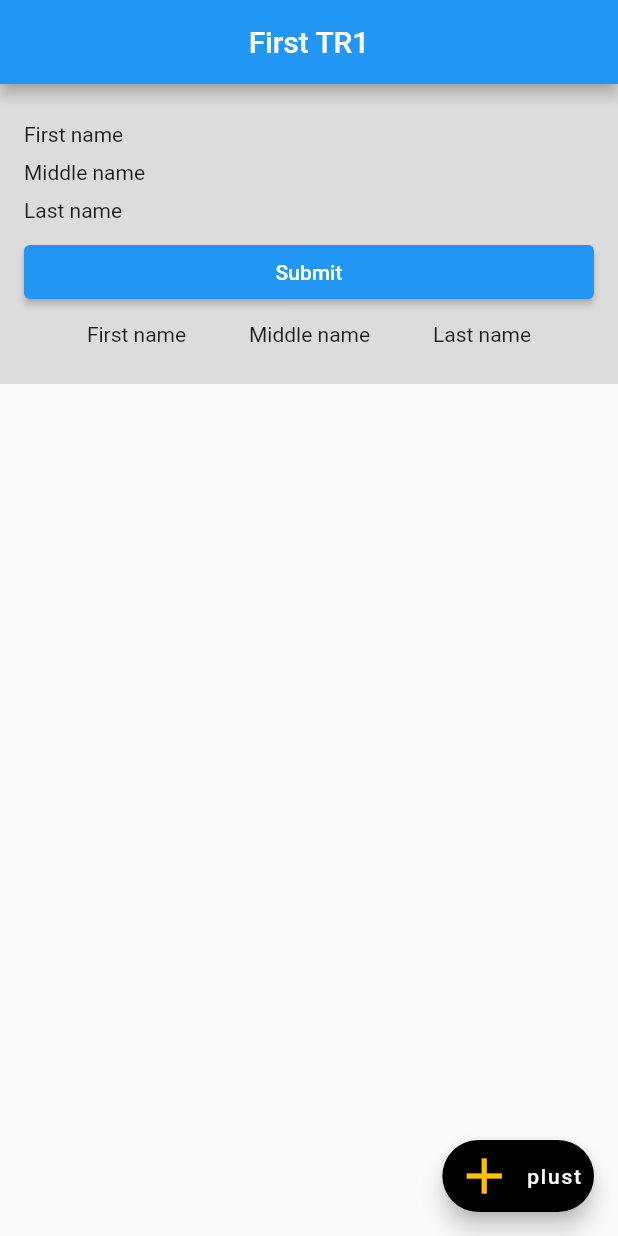
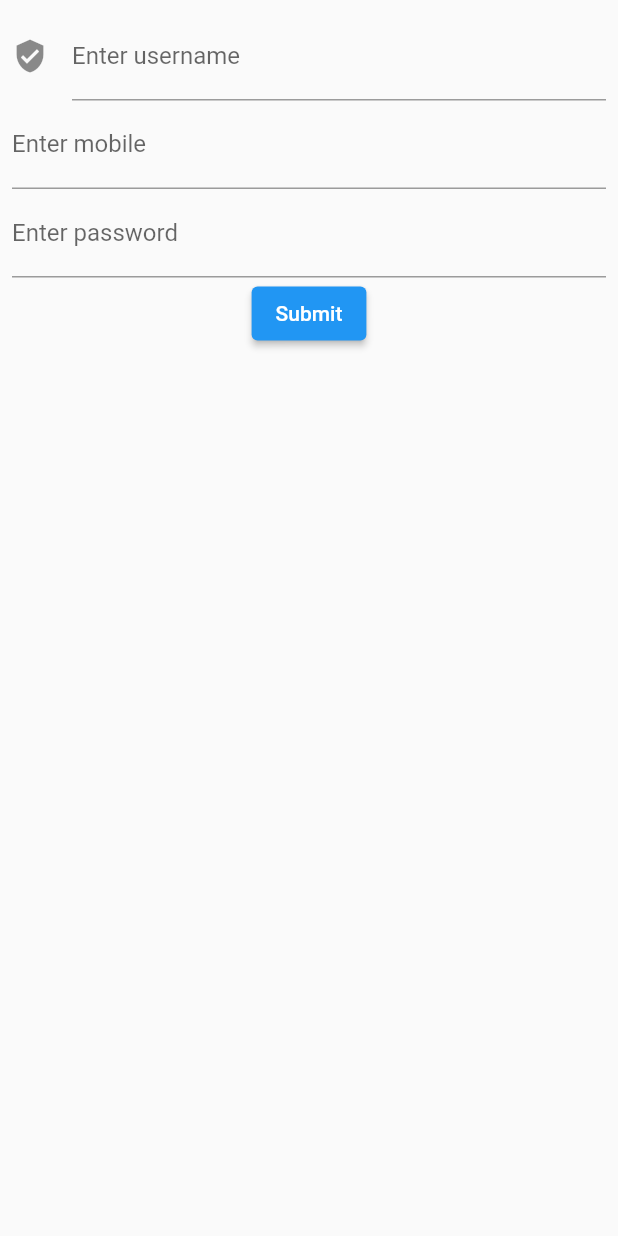
Before and after one commit to anilgsharma900/flutter_training, a Flutter app: the screen it shows after launch, after a tap on "Submit", on a phone screen of 412 x 824 dp. Run offline on Flutter 3.47's test engine with Material 2 defaults, Android fonts, the phone set to English and light mode, and no system bars.

```diff
--- a/lib/first_tr.dart
+++ b/lib/first_tr.dart
@@ -26,11 +26,11 @@ class FirstTR1 extends StatelessWidget {
                 Text("Last name"),
                 ElevatedButton(onPressed: () {}, child: Text("Submit")),
                 Row(
-                  mainAxisAlignment: MainAxisAlignment.spaceEvenly,
                   children: const [
                     Text("First name"),
                     Text("Middle name"),
-                    Text("Last name"),
+                    Expanded(
+                        child: Align(alignment: Alignment.centerRight, child: Text("Last name"))),
                   ],
                 ),
               ],
--- a/lib/main.dart
+++ b/lib/main.dart
@@ -1,5 +1,5 @@
 import 'package:flutter/material.dart';
-import 'package:flutter_training/first_tr.dart';
+import 'package:flutter_training/second_tr_inputwidgets.dart';
 
 void main() {
   runApp(const MyApp());
@@ -16,7 +16,8 @@ class MyApp extends StatelessWidget {
       theme: ThemeData(
         primarySwatch: Colors.blue,
       ),
-      home: const FirstTR1(),
+      home: const SecondTrInputWidget(),
+      // home: const FirstTR1(),
     );
   }
 }
--- /dev/null
+++ b/lib/second_tr_inputwidgets.dart
@@ -0,0 +1,82 @@
+import 'package:flutter/material.dart';
+
+/// Created by Anil Sharma on 21/01/23.
+class SecondTrInputWidget extends StatefulWidget {
+  const SecondTrInputWidget({Key? key}) : super(key: key);
+
+  @override
+  State<SecondTrInputWidget> createState() => _SecondTrInputWidgetState();
+}
+
+class _SecondTrInputWidgetState extends State<SecondTrInputWidget> {
+  TextEditingController _textControllerUserName = TextEditingController();
+  TextEditingController _textControllerMobile = TextEditingController();
+  GlobalKey<FormState> _key = GlobalKey<FormState>();
+
+  @override
+  Widget build(BuildContext context) {
+    return Scaffold(
+      body: SafeArea(
+        child: Padding(
+          padding: const EdgeInsets.all(8.0),
+          child: Column(
+            children: [
+              TextField(
+                controller: _textControllerUserName,
+                decoration: const InputDecoration(
+                    labelText: "Enter username",
+                    hintText: "Enter username",
+                    icon: Icon(Icons.verified_user)),
+              ),
+              TextField(
+                controller: _textControllerMobile,
+                decoration: const InputDecoration(
+                  labelText: "Enter mobile",
+                  hintText: "Enter mobile",
+                ),
+                keyboardType: TextInputType.number,
+                obscureText: true,
+                // onTap: (){
+                //   getValues();
+                //
+                // },
+              ),
+              Form(
+                key: _key,
+                child: TextFormField(
+                  onSaved: (value) {
+                    print("values: $value");
+                  },
+                  validator: (String? value) {
+                    return value == null ? "Please enter value" : null;
+                  },
+                  decoration: const InputDecoration(
+                    labelText: "Enter password",
+                    hintText: "Enter password",
+                  ),
+                ),
+              ),
+              ElevatedButton(
+                  onPressed: () {
+                    getValues();
+                  },
+                  child: Text("Submit")),
+            ],
+          ),
+        ),
+      ),
+    );
+  }
+
+  void getValues() {
+    if (!_key.currentState!.validate()) {
+      return;
+    }
+    if (_textControllerUserName.value.text.isEmpty || _textControllerMobile.value.text.isEmpty) {
+      return;
+    }
+
+    FocusScope.of(context).unfocus(); // set unfocus
+    print("values: ${_textControllerUserName.value.text}");
+  }
+}
```
